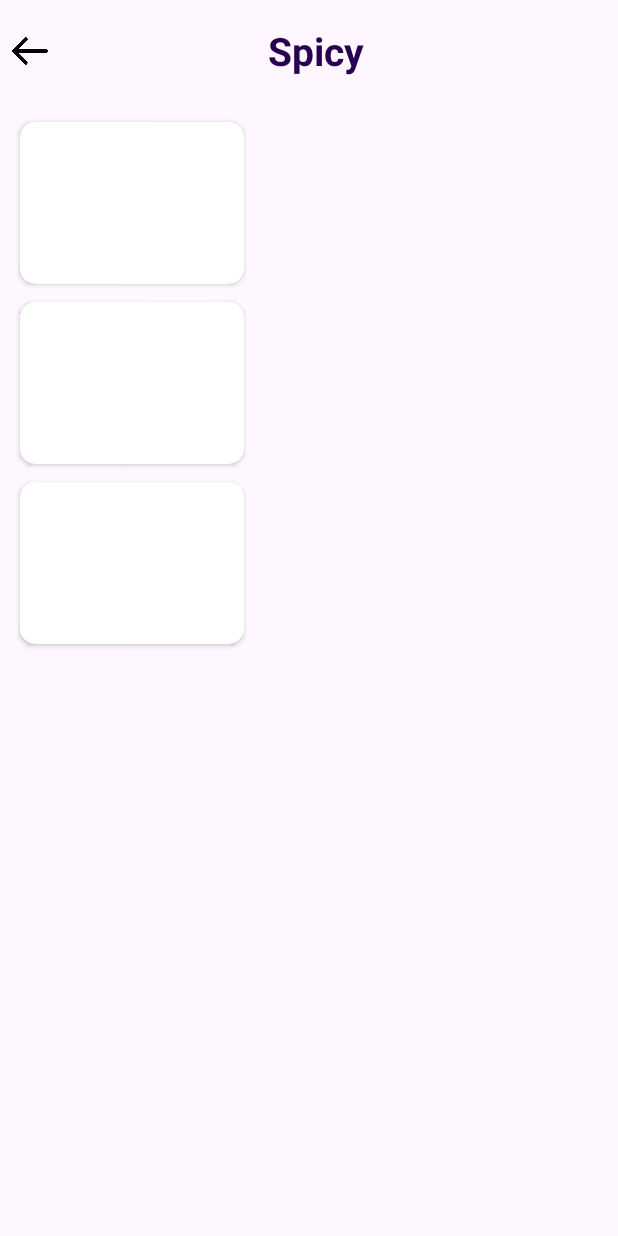
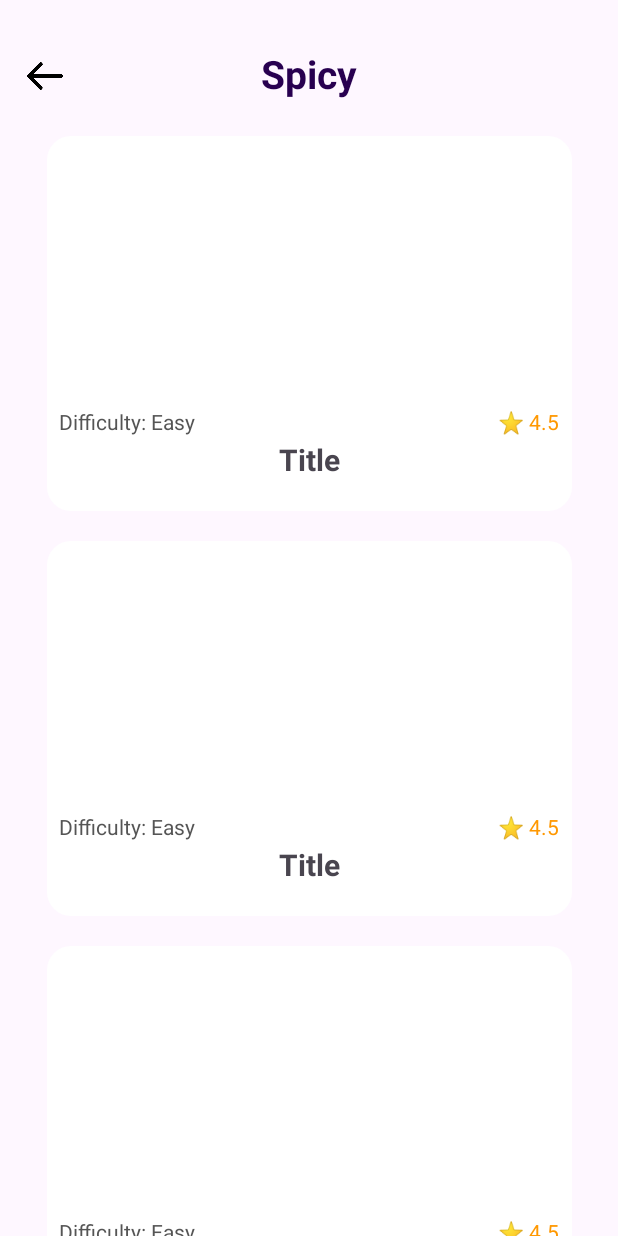
Before and after one commit to Skooma421/AndroidFinal, an Android app: the layout fragment_spicy.xml on its own in the app's theme, with its tools: preview values and no code run, on a phone screen of 412 x 824 dp. Run offline under Robolectric (Android 15) with nearby library versions, the phone set to English and light mode, and no system bars.

Commit message:
modified spicy category, cleaned up

```diff
--- a/app/src/main/java/com/example/androidfinal/BaseFragment.kt
+++ b/app/src/main/java/com/example/androidfinal/BaseFragment.kt
@@ -36,4 +36,5 @@ abstract class BaseFragment<VB : ViewBinding>(private val inflate: Inflater<VB>)
     }
 
     abstract fun bindViewActionListener()
+    open fun bindObservers() {}
 }
--- a/app/src/main/java/com/example/androidfinal/UI/userProfile/screen/ProfileFragment.kt
+++ b/app/src/main/java/com/example/androidfinal/UI/userProfile/screen/ProfileFragment.kt
@@ -1,10 +1,5 @@
 package com.example.androidfinal.UI.userProfile.screen
 
-import android.os.Bundle
-import androidx.fragment.app.Fragment
-import android.view.LayoutInflater
-import android.view.View
-import android.view.ViewGroup
 import android.widget.Toast
 import androidx.lifecycle.ViewModelProvider
 import androidx.navigation.fragment.findNavController
--- a/app/src/main/res/layout/fragment_salty.xml
+++ b/app/src/main/res/layout/fragment_salty.xml
@@ -5,7 +5,7 @@
     android:layout_height="match_parent"
     tools:context=".UI.categories.salty.screen.SaltyFragment">
 
-    <!-- TODO: Update blank fragment layout -->
+
     <TextView
         android:layout_width="match_parent"
         android:layout_height="match_parent"
--- a/app/src/main/res/layout/fragment_spicy.xml
+++ b/app/src/main/res/layout/fragment_spicy.xml
@@ -1,6 +1,5 @@
 <?xml version="1.0" encoding="utf-8"?>
-<androidx.constraintlayout.widget.ConstraintLayout
-    xmlns:android="http://schemas.android.com/apk/res/android"
+<androidx.constraintlayout.widget.ConstraintLayout xmlns:android="http://schemas.android.com/apk/res/android"
     xmlns:app="http://schemas.android.com/apk/res-auto"
     xmlns:tools="http://schemas.android.com/tools"
     android:id="@+id/spicyFragmentLayout"
@@ -8,43 +7,43 @@
     android:layout_height="match_parent"
     tools:context=".UI.categories.spicy.screen.SpicyFragment">
 
-
     <ImageView
         android:id="@+id/backArrow"
         android:layout_width="40dp"
         android:layout_height="40dp"
-        android:contentDescription="back"
+        android:layout_marginStart="10dp"
+        android:contentDescription="@string/back"
         android:padding="8dp"
         android:src="@drawable/back_arrow"
+        app:layout_constraintBottom_toBottomOf="@id/tvSpicyHeader"
         app:layout_constraintStart_toStartOf="parent"
-        app:layout_constraintTop_toTopOf="@id/tvSpicyHeader"
-        app:layout_constraintBottom_toBottomOf="@id/tvSpicyHeader" />
+        app:layout_constraintTop_toTopOf="@id/tvSpicyHeader" />
 
     <TextView
         android:id="@+id/tvSpicyHeader"
         android:layout_width="0dp"
         android:layout_height="wrap_content"
-        android:text="Spicy"
+        android:layout_marginTop="15dp"
+        android:gravity="center"
+        android:padding="16dp"
+        android:text="@string/spicy"
+        android:textColor="#280050"
         android:textSize="26sp"
         android:textStyle="bold"
-        android:textColor="#280050"
-        android:gravity="center"
-        android:padding="16dp"
-        android:layout_marginEnd="30dp"
-        app:layout_constraintTop_toTopOf="parent"
-        app:layout_constraintStart_toEndOf="@id/backArrow"
+        app:layout_constraintBottom_toBottomOf="@id/backArrow"
         app:layout_constraintEnd_toEndOf="parent"
-        app:layout_constraintBottom_toBottomOf="@id/backArrow" />
+        app:layout_constraintStart_toStartOf="parent"
+        app:layout_constraintTop_toTopOf="parent" />
 
     <androidx.recyclerview.widget.RecyclerView
         android:id="@+id/rvSpicyRecipes"
-        android:layout_width="0dp"
+        android:layout_width="wrap_content"
         android:layout_height="0dp"
         android:clipToPadding="false"
         android:padding="8dp"
+        app:layout_constraintBottom_toBottomOf="parent"
+        app:layout_constraintEnd_toEndOf="parent"
+        app:layout_constraintStart_toStartOf="parent"
         app:layout_constraintTop_toBottomOf="@id/tvSpicyHeader"
-        app:layout_constraintStart_toStartOf="parent"
-        app:layout_constraintEnd_toEndOf="parent"
-        app:layout_constraintBottom_toBottomOf="parent"
         tools:listitem="@layout/item_recipe_card" />
 </androidx.constraintlayout.widget.ConstraintLayout>
--- a/app/src/main/res/layout/item_recipe_card.xml
+++ b/app/src/main/res/layout/item_recipe_card.xml
@@ -1,15 +1,58 @@
 <?xml version="1.0" encoding="utf-8"?>
-<androidx.cardview.widget.CardView xmlns:android="http://schemas.android.com/apk/res/android"
-    android:layout_width="160dp"
-    android:layout_height="120dp"
+<androidx.constraintlayout.widget.ConstraintLayout xmlns:android="http://schemas.android.com/apk/res/android"
     xmlns:app="http://schemas.android.com/apk/res-auto"
-    android:elevation="3dp"
+    android:layout_width="350dp"
+    android:layout_height="250dp"
+    android:background="@drawable/rounded_corners"
+    app:cardCornerRadius="15dp"
     app:cardUseCompatPadding="true"
-    app:cardCornerRadius="10dp">
-    <ImageView
-        android:layout_width="match_parent"
-        android:layout_height="match_parent"
-        android:contentDescription="card" />
+    android:layout_marginBottom="20dp">
 
 
-</androidx.cardview.widget.CardView>
+    <ImageView
+        android:id="@+id/imageItem"
+        android:layout_width="match_parent"
+        android:layout_height="175dp"
+        android:contentDescription="@string/card"
+        android:scaleType="centerCrop"
+        app:layout_constraintEnd_toEndOf="parent"
+        app:layout_constraintStart_toStartOf="parent"
+        app:layout_constraintTop_toTopOf="parent" />
+
+    <TextView
+        android:id="@+id/itemTitle"
+        android:layout_width="wrap_content"
+        android:layout_height="wrap_content"
+        android:padding="2dp"
+        android:text="@string/title"
+        android:textSize="20sp"
+        android:textStyle="bold"
+        app:layout_constraintEnd_toEndOf="@id/imageItem"
+        app:layout_constraintStart_toStartOf="@id/imageItem"
+        app:layout_constraintTop_toBottomOf="@id/difficulty" />
+
+    <TextView
+        android:id="@+id/difficulty"
+        android:layout_width="wrap_content"
+        android:layout_height="wrap_content"
+        android:layout_marginStart="8dp"
+        android:layout_marginTop="5dp"
+        android:text="@string/difficulty_easy"
+        android:textColor="#555555"
+        android:textSize="14sp"
+        app:layout_constraintStart_toStartOf="@id/imageItem"
+        app:layout_constraintTop_toBottomOf="@id/imageItem" />
+
+    <TextView
+        android:id="@+id/rating"
+        android:layout_width="wrap_content"
+        android:layout_height="wrap_content"
+        android:text="@string/_4_5"
+        android:textSize="14sp"
+        android:textColor="#FF9800"
+        app:layout_constraintEnd_toEndOf="@id/imageItem"
+        app:layout_constraintTop_toTopOf="@id/difficulty"
+        android:layout_marginEnd="8dp" />
+
+
+</androidx.constraintlayout.widget.ConstraintLayout>
--- a/app/src/main/res/values/strings.xml
+++ b/app/src/main/res/values/strings.xml
@@ -10,4 +10,12 @@
     <string name="login">Log In</string>
     <string name="logout">Log Out</string>
     <string name="favrecepies">Favorite Recipes</string>
+    <string name="card">card</string>
+    <string name="test">test</string>
+    <string name="difficulty_easy">Difficulty: Easy</string>
+    <string name="_4_5">⭐ 4.5</string>
+    <string name="title">Title</string>
+    <string name="back">back</string>
+    <string name="spicy">Spicy</string>
+    <string name="sweet">Sweet</string>
 </resources>
```
Also changed, not shown: app/build.gradle.kts (+11 -1 lines), app/src/main/java/com/example/androidfinal/UI/adapter/RecipeAdapter.kt (added, +50 -0 lines), app/src/main/java/com/example/androidfinal/UI/categories/spicy/screen/SpicyFragment.kt (+31 -51 lines), app/src/main/java/com/example/androidfinal/UI/categories/spicy/vm/SpicyViewModel.kt (+30 -1 lines), app/src/main/java/com/example/androidfinal/dataClass/Recipe.kt (added, +20 -0 lines), app/src/main/java/com/example/androidfinal/dataClass/RecipeResponse.kt (added, +10 -0 lines), app/src/main/java/com/example/androidfinal/network/RecipeApiService.kt (added, +9 -0 lines), app/src/main/java/com/example/androidfinal/network/RetrofitClient.kt (added, +24 -0 lines), app/src/main/res/layout/fragment_sweet.xml (+17 -19 lines), app/src/main/res/navigation/nav_graph.xml (+9 -0 lines).
